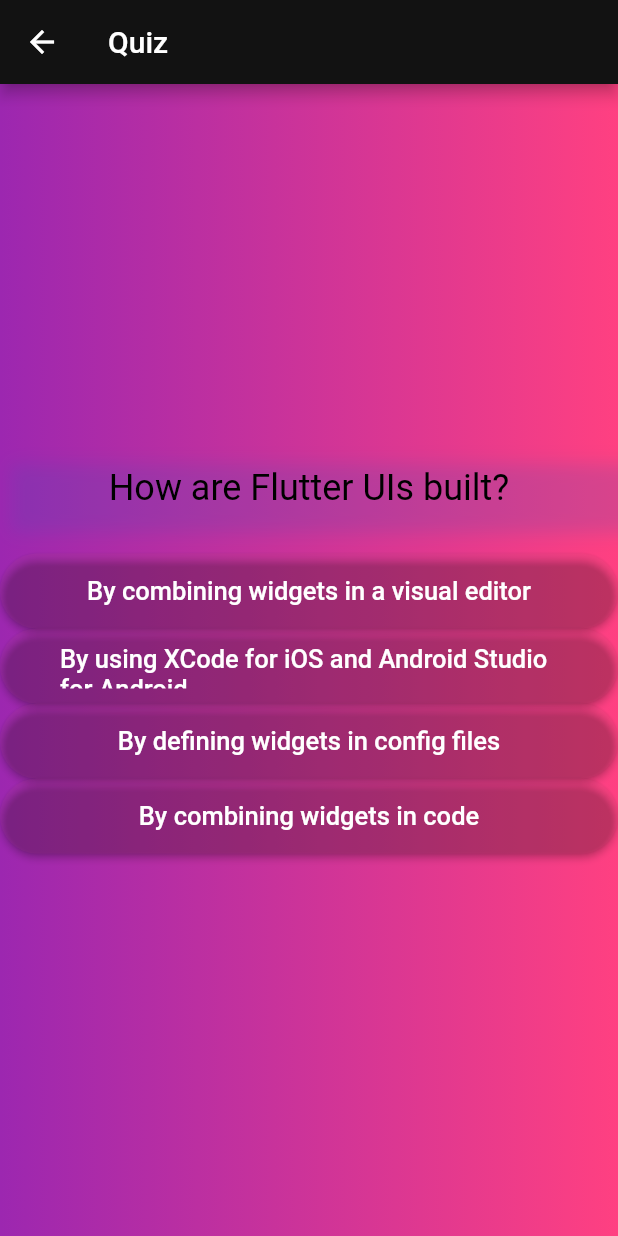
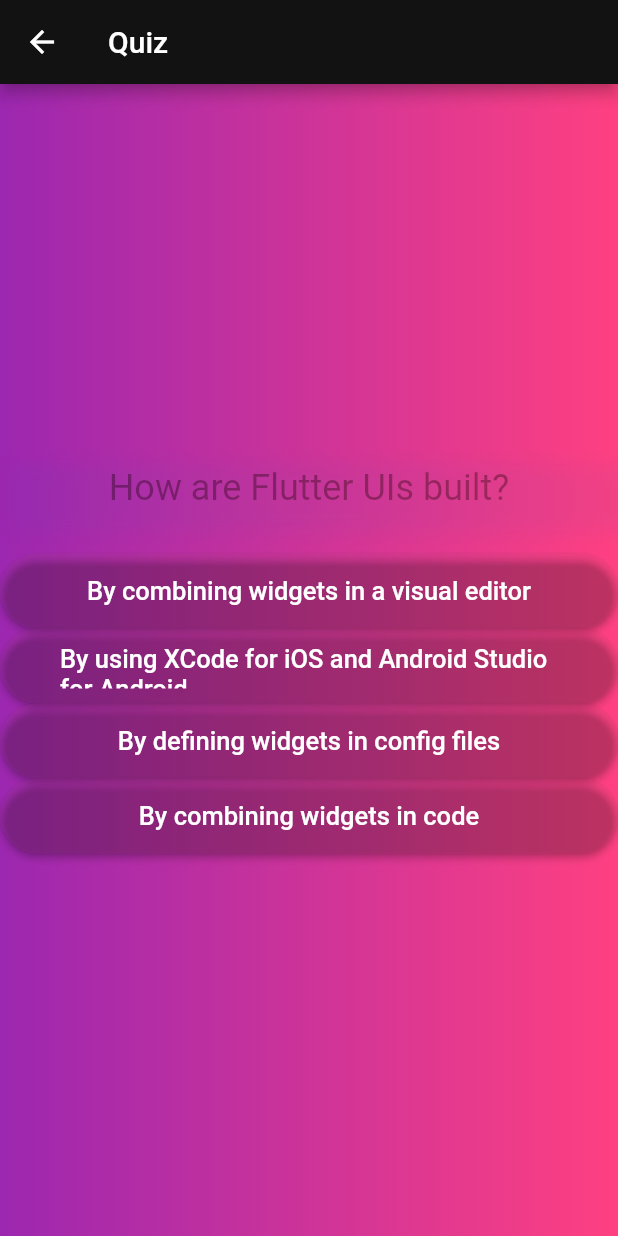
Before and after one commit to dhruva11d/quizeapp, a Flutter app: the QuizeApp screen opened directly, after a tap on "Components", on a phone screen of 412 x 824 dp. Run offline on Flutter 3.47's test engine with Material 2 defaults, Android fonts, the light colour scheme and no system bars; our stand-ins replace google_fonts; Roboto replaces fonts that are missing (San Francisco).

Commit message:
UI Updates

```diff
--- a/lib/main.dart
+++ b/lib/main.dart
@@ -10,6 +10,7 @@
   @override
   Widget build(BuildContext context) {
     return MaterialApp(
+      debugShowCheckedModeBanner: false,
       home: Scaffold(
         body: GradientContainer(),
       ),
--- a/lib/questions.dart
+++ b/lib/questions.dart
@@ -13,53 +13,59 @@
   State<QuizeApp> createState() => _QuizeAppState();
 }
 
-class _QuizeAppState extends State<QuizeApp> {
-  int currentQuestionIndex = 0; // Start with the first question
+class _QuizeAppState extends State<QuizeApp> with SingleTickerProviderStateMixin {
+  late AnimationController _questionTextController;
+  late Animation<double> _questionTextAnimation;
+
+  int currentQuestionIndex = 0;
   bool isCorrectAnswerSelected = false;
   bool isIncorrectAnswerSelected = false;
   final List<String> selectedAnswers = [];
   bool quizFinished = false;
 
   void chooseAnswer(String answer) {
-    // Add the selected answer to the list
     selectedAnswers.add(answer);
   }
 
   void answerQuestion(bool isCorrect) {
     setState(() {
       if (isCorrect) {
-        // If the correct answer is selected
         isCorrectAnswerSelected = true;
         isIncorrectAnswerSelected = false;
       } else {
-        // If an incorrect answer is selected
         isCorrectAnswerSelected = false;
         isIncorrectAnswerSelected = true;
       }
     });
 
-    // Delay navigation to the next question for better user experience
     Future.delayed(Duration(seconds: 1), () {
       setState(() {
-        // Move to the next question if there is one
         if (currentQuestionIndex < questions.length - 1) {
           currentQuestionIndex++;
+          _animateQuestionText();
         } else {
-          // Quiz finished, set the flag to navigate directly to the result screen
           quizFinished = true;
         }
 
-        // Reset the flags for correct and incorrect answers
         isCorrectAnswerSelected = false;
         isIncorrectAnswerSelected = false;
       });
 
-      // If all questions are answered, navigate to the result screen
       if (quizFinished) {
         Navigator.push(
           context,
-          MaterialPageRoute(
-            builder: (BuildContext context) => ResultScreen(selectedAnswers: selectedAnswers),
+          PageRouteBuilder(
+            pageBuilder: (context, animation, secondaryAnimation) {
+              return ResultScreen(selectedAnswers: selectedAnswers);
+            },
+            transitionsBuilder: (context, animation, secondaryAnimation, child) {
+              const begin = Offset(1.0, 0.0);
+              const end = Offset.zero;
+              const curve = Curves.easeInOut;
+              var tween = Tween(begin: begin, end: end).chain(CurveTween(curve: curve));
+              var offsetAnimation = animation.drive(tween);
+              return SlideTransition(position: offsetAnimation, child: child);
+            },
           ),
         );
       }
@@ -67,11 +73,34 @@
   }
 
   @override
+  void initState() {
+    super.initState();
+
+    _questionTextController = AnimationController(
+      vsync: this,
+      duration: Duration(milliseconds: 500),
+    );
+
+    _questionTextAnimation = Tween<double>(begin: 0.0, end: 1.0).animate(
+      CurvedAnimation(
+        parent: _questionTextController,
+        curve: Curves.easeInOut,
+      ),
+    );
+
+    _questionTextController.forward();
+  }
+
+  void _animateQuestionText() {
+    _questionTextController.forward(from: 0.0);
+  }
+
+  @override
   Widget build(BuildContext context) {
     final currentQuestion = questions[currentQuestionIndex];
 
     return Scaffold(
-      appBar: AppBar(title: Text("Quiz"),backgroundColor:Color(0xFF121212),),
+      appBar: AppBar(title: Text("Quiz"), backgroundColor: Color(0xFF121212)),
       body: Container(
         width: double.infinity,
         height: double.infinity,
@@ -83,7 +112,9 @@
             mainAxisAlignment: MainAxisAlignment.center,
             crossAxisAlignment: CrossAxisAlignment.stretch,
             children: [
-              Container(
+              FadeTransition(
+                opacity: _questionTextAnimation,
+                child: Container(
                   decoration: BoxDecoration(
                     boxShadow: [
                       BoxShadow(
@@ -100,6 +131,7 @@
                     textAlign: TextAlign.center,
                   ),
                 ),
+              ),
               SizedBox(height: 30),
               ...currentQuestion.getShuffledAnswers().map((ans) {
                 return ElevatedButton(
@@ -110,10 +142,7 @@
                     shape: RoundedRectangleBorder(borderRadius: BorderRadius.circular(50)),
                   ),
                   onPressed: () {
-                    // Check if the selected answer is correct
                     bool isCorrect = currentQuestion.isCorrectAnswer(ans);
-
-                    // Handle the selected answer
                     answerQuestion(isCorrect);
                     chooseAnswer(ans);
                   },
@@ -129,9 +158,9 @@
                   duration: Duration(milliseconds: 500),
                   child: Text(
                     'Correct!',
-                    style: GoogleFonts.agdasima(textStyle: TextStyle(color: Colors.green,fontSize: 20,
-                        fontWeight: FontWeight.bold)),
-
+                    style: GoogleFonts.agdasima(
+                      textStyle: TextStyle(color: Colors.green, fontSize: 20, fontWeight: FontWeight.bold),
+                    ),
                     textAlign: TextAlign.center,
                   ),
                 ),
@@ -141,9 +170,9 @@
                   duration: Duration(milliseconds: 500),
                   child: Text(
                     'Oops you are wrong...',
-                    style: GoogleFonts.agdasima(textStyle: TextStyle(color: Color(0xFF810505),
-                      fontSize: 20,
-                      fontWeight: FontWeight.bold,)),
+                    style: GoogleFonts.agdasima(
+                      textStyle: TextStyle(color: Color(0xFF810505), fontSize: 20, fontWeight: FontWeight.bold),
+                    ),
                     textAlign: TextAlign.center,
                   ),
                 ),
@@ -162,15 +191,13 @@
 
   @override
   Widget build(BuildContext context) {
-    // Calculate the score based on the selected answers
     int score = selectedAnswers.where((answer) {
       int questionIndex = selectedAnswers.indexOf(answer);
       return questions[questionIndex].isCorrectAnswer(answer);
     }).length;
 
-
     return Scaffold(
-      appBar: AppBar(title: Text("Quiz Results"),backgroundColor:Color(0xFF121212)),
+      appBar: AppBar(title: Text("Quiz Results"), backgroundColor: Color(0xFF121212)),
       body: Container(
         width: double.infinity,
         height: double.infinity,
@@ -182,9 +209,9 @@
             height: 400,
             width: 300,
             child: Card(
-              color: Color(0xFFf2f2f2), // Set card color to white
+              color: Color(0xFFf2f2f2),
               shape: RoundedRectangleBorder(
-                borderRadius: BorderRadius.circular(16.0), // Set border radius for a square shape
+                borderRadius: BorderRadius.circular(16.0),
               ),
               child: Padding(
                 padding: const EdgeInsets.all(16.0),
@@ -197,14 +224,12 @@
                       style: TextStyle(fontSize: 20, fontWeight: FontWeight.bold),
                     ),
                     SizedBox(height: 20),
-                    // Display the selected answers in a card
                     Expanded(
                       child: ListView.builder(
                         itemCount: selectedAnswers.length,
                         itemBuilder: (BuildContext context, int index) {
                           return ListTile(
                             title: Text('Question ${index + 1}: ${selectedAnswers[index]}'),
-                            // Add additional styling if needed
                           );
                         },
                       ),
```
Also changed, not shown: lib/home.dart (+4 -92 lines). Lines whose indentation alone changed are shown as unchanged.
